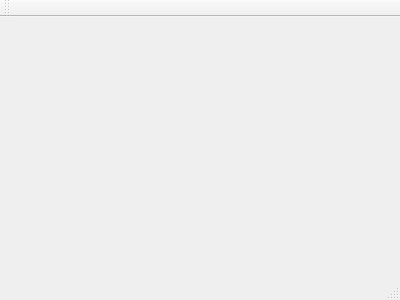
Before: the Qt Designer form Balda/mainwindow.ui in lefrostx/balda, drawn with Qt 5.
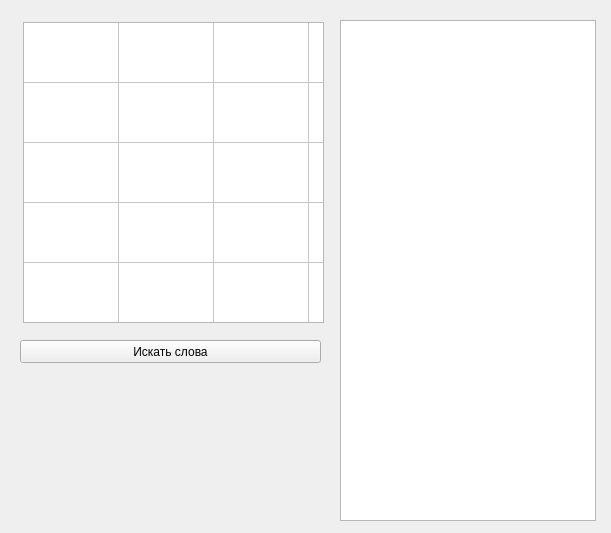
After: the same form once the commit is applied.

Commit message: Создан графический интерфейс приложения

What changed in the file:
```diff
--- a/Balda/mainwindow.ui
+++ b/Balda/mainwindow.ui
@@ -1,24 +1,108 @@
 <ui version="4.0">
  <class>MainWindow</class>
- <widget class="QMainWindow" name="MainWindow" >
-  <property name="geometry" >
+ <widget class="QMainWindow" name="MainWindow">
+  <property name="geometry">
    <rect>
     <x>0</x>
     <y>0</y>
-    <width>400</width>
-    <height>300</height>
+    <width>611</width>
+    <height>533</height>
    </rect>
   </property>
   <property name="windowTitle" >
    <string>MainWindow</string>
   </property>
-  <widget class="QMenuBar" name="menuBar" />
-  <widget class="QToolBar" name="mainToolBar" />
-  <widget class="QWidget" name="centralWidget" />
-  <widget class="QStatusBar" name="statusBar" />
+  <widget class="QWidget" name="centralWidget">
+   <widget class="QTableWidget" name="gameTable">
+    <property name="geometry">
+     <rect>
+      <x>23</x>
+      <y>22</y>
+      <width>301</width>
+      <height>301</height>
+     </rect>
+    </property>
+    <property name="font">
+     <font>
+      <family>Courier 10 Pitch</family>
+      <pointsize>24</pointsize>
+      <weight>75</weight>
+      <bold>true</bold>
+     </font>
+    </property>
+    <property name="verticalScrollBarPolicy">
+     <enum>Qt::ScrollBarAlwaysOff</enum>
+    </property>
+    <property name="horizontalScrollBarPolicy">
+     <enum>Qt::ScrollBarAlwaysOff</enum>
+    </property>
+    <property name="selectionMode">
+     <enum>QAbstractItemView::SingleSelection</enum>
+    </property>
+    <property name="textElideMode">
+     <enum>Qt::ElideLeft</enum>
+    </property>
+    <property name="rowCount">
+     <number>5</number>
+    </property>
+    <property name="columnCount">
+     <number>5</number>
+    </property>
+    <attribute name="horizontalHeaderVisible">
+     <bool>false</bool>
+    </attribute>
+    <attribute name="horizontalHeaderDefaultSectionSize">
+     <number>60</number>
+    </attribute>
+    <attribute name="horizontalHeaderMinimumSectionSize">
+     <number>60</number>
+    </attribute>
+    <attribute name="verticalHeaderVisible">
+     <bool>false</bool>
+    </attribute>
+    <attribute name="verticalHeaderDefaultSectionSize">
+     <number>60</number>
+    </attribute>
+    <attribute name="verticalHeaderMinimumSectionSize">
+     <number>60</number>
+    </attribute>
+    <row/>
+    <row/>
+    <row/>
+    <row/>
+    <row/>
+    <column/>
+    <column/>
+    <column/>
+    <column/>
+    <column/>
+   </widget>
+   <widget class="QPushButton" name="searchStartButton">
+    <property name="geometry">
+     <rect>
+      <x>20</x>
+      <y>340</y>
+      <width>301</width>
+      <height>23</height>
+     </rect>
+    </property>
+    <property name="text">
+     <string>Искать слова</string>
+    </property>
+   </widget>
+   <widget class="QTextBrowser" name="foundWordsText">
+    <property name="geometry">
+     <rect>
+      <x>340</x>
+      <y>20</y>
+      <width>256</width>
+      <height>501</height>
+     </rect>
+    </property>
+   </widget>
+  </widget>
  </widget>
- <layoutDefault spacing="6" margin="11" />
- <pixmapfunction></pixmapfunction>
+ <layoutdefault spacing="6" margin="11"/>
  <resources/>
  <connections/>
 </ui>
```
Left out of the diff: 5 changed lines with no effect on the pictures.
